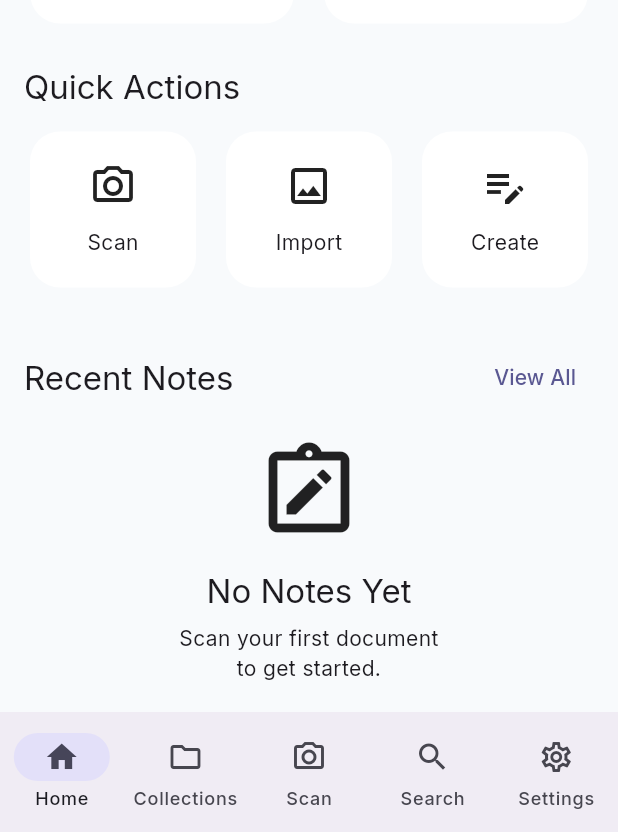
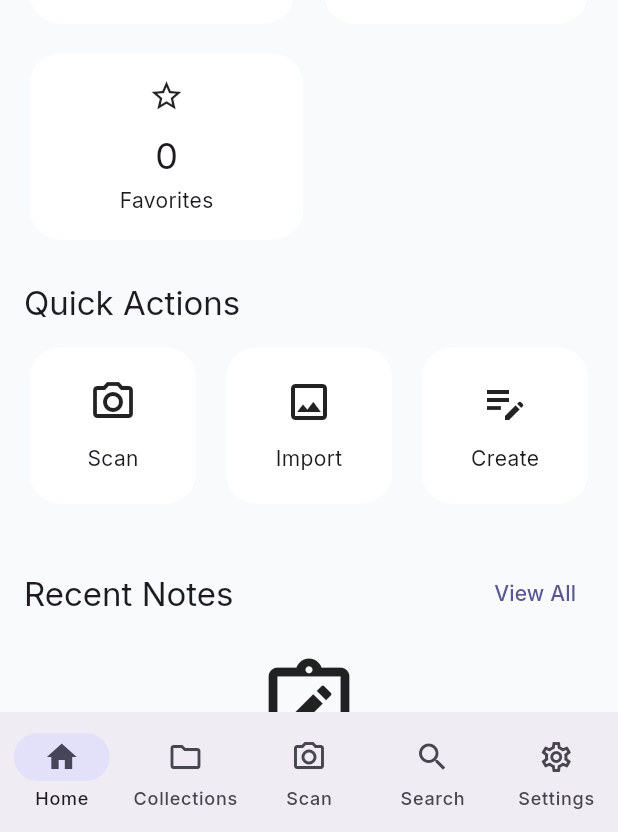
Before and after one commit to harshyadavDeveloper/snapnotes, a Flutter app: the screen it shows after launch, on a phone screen of 412 x 824 dp, the part 404-1236 px from its top. Run offline on Flutter 3.47's test engine with Material 3 defaults, Android fonts, the light colour scheme and no system bars; our stand-ins replace camera, get_it, google_fonts, isar_community; missing offline and left inert: google_mlkit_text_recognition; accounts and stored records are empty; generated files the repository leaves out were written again.

Commit message:
feat: integrate favorites into dashboard and quick actions

```diff
--- a/lib/core/di/service_locator.dart
+++ b/lib/core/di/service_locator.dart
@@ -10,6 +10,7 @@ import 'package:snapnotes/domain/usecases/notes/delete_note_usecase.dart';
 import 'package:snapnotes/domain/usecases/notes/get_note_by_id_usecase.dart';
 import 'package:snapnotes/domain/usecases/notes/get_notes_by_collection_usecase.dart';
 import 'package:snapnotes/domain/usecases/notes/get_notes_usecase.dart';
+import 'package:snapnotes/domain/usecases/notes/toggle_favorite_usecase.dart';
 import 'package:snapnotes/domain/usecases/notes/update_note_usecase.dart';
 import 'package:snapnotes/domain/usecases/search/search_notes_usecase.dart';
 
@@ -63,4 +64,6 @@ Future<void> setupDependencies() async {
   getIt.registerLazySingleton(() => UpdateNoteUseCase(getIt()));
 
   getIt.registerLazySingleton(() => GetNoteByIdUseCase(getIt()));
+
+  getIt.registerLazySingleton(() => ToggleFavoriteUseCase(getIt()));
 }
--- /dev/null
+++ b/lib/domain/usecases/notes/toggle_favorite_usecase.dart
@@ -0,0 +1,16 @@
+import '../../../data/models/note_model.dart';
+import '../../repositories/note_repository.dart';
+
+class ToggleFavoriteUseCase {
+  final NoteRepository _repository;
+
+  ToggleFavoriteUseCase(this._repository);
+
+  Future<void> call(NoteModel note) async {
+    note.isFavorite = !note.isFavorite;
+
+    note.updatedAt = DateTime.now();
+
+    await _repository.updateNote(note);
+  }
+}
--- a/lib/features/home/screens/home_screen.dart
+++ b/lib/features/home/screens/home_screen.dart
@@ -56,19 +56,39 @@ class _HomeScreenState extends State<HomeScreen> {
                   /// Stats Section
                   Row(
                     children: [
-                      AppStatCard(
+                      Expanded(
+                        child: AppStatCard(
                           title: 'Notes',
                           value: provider.totalNotes.toString(),
                           icon: Icons.note_alt_outlined,
                         ),
+                      ),
 
-                      SizedBox(width: 12),
+                      const SizedBox(width: 12),
 
-                      AppStatCard(
+                      Expanded(
+                        child: AppStatCard(
                           title: 'Collections',
                           value: provider.totalCollections.toString(),
                           icon: Icons.folder_outlined,
                         ),
+                      ),
+                    ],
+                  ),
+
+                  const SizedBox(height: 12),
+
+                  Row(
+                    children: [
+                      Expanded(
+                        child: AppStatCard(
+                          title: 'Favorites',
+                          value: provider.totalFavorites.toString(),
+                          icon: Icons.star_outline,
+                        ),
+                      ),
+
+                      const Spacer(),
                     ],
                   ),
 
@@ -153,10 +173,19 @@ class _HomeScreenState extends State<HomeScreen> {
                               );
                             },
 
-                            title: Text(
+                            title: Row(
+                              children: [
+                                Expanded(
+                                  child: Text(
                                     note.title,
                                     maxLines: 1,
                                     overflow: TextOverflow.ellipsis,
+                                  ),
+                                ),
+
+                                if (note.isFavorite)
+                                  const Icon(Icons.star, size: 18),
+                              ],
                             ),
 
                             subtitle: Text(
--- a/lib/main.dart
+++ b/lib/main.dart
@@ -52,6 +52,7 @@ class SnapNotesApp extends StatelessWidget {
             dashboardNotifier,
             getIt(),
             getIt(),
+            getIt(),
           ),
         ),
 
--- a/lib/providers/dashboard_notifier.dart
+++ b/lib/providers/dashboard_notifier.dart
@@ -24,6 +24,8 @@ class DashboardNotifier extends BaseNotifier {
 
   List<NoteModel> recentNotes = [];
 
+  int totalFavorites = 0;
+
   Future<void> loadDashboard() async {
     await execute(() async {
       totalNotes = await _getTotalNotesUseCase();
@@ -32,6 +34,8 @@ class DashboardNotifier extends BaseNotifier {
 
       recentNotes = await _getRecentNotesUseCase();
 
+      totalFavorites = recentNotes.where((note) => note.isFavorite).length;
+
       notifyListeners();
     });
   }
--- a/lib/providers/note_notifier.dart
+++ b/lib/providers/note_notifier.dart
@@ -1,5 +1,6 @@
 import 'package:snapnotes/core/state/base_notifier.dart';
 import 'package:snapnotes/domain/usecases/notes/get_note_by_id_usecase.dart';
+import 'package:snapnotes/domain/usecases/notes/toggle_favorite_usecase.dart';
 import 'package:snapnotes/domain/usecases/notes/update_note_usecase.dart';
 import 'package:snapnotes/providers/dashboard_notifier.dart';
 
@@ -17,6 +18,7 @@ class NoteNotifier extends BaseNotifier {
   final DashboardNotifier _dashboardNotifier;
   final UpdateNoteUseCase _updateNoteUseCase;
   final GetNoteByIdUseCase _getNoteByIdUseCase;
+  final ToggleFavoriteUseCase _toggleFavoriteUseCase;
 
   NoteNotifier(
     this._getNotesUseCase,
@@ -26,11 +28,15 @@ class NoteNotifier extends BaseNotifier {
     this._dashboardNotifier,
     this._updateNoteUseCase,
     this._getNoteByIdUseCase,
+    this._toggleFavoriteUseCase,
   );
 
   List<NoteModel> notes = [];
 
   int? selectedCollectionId;
+
+  List<NoteModel> get favoriteNotes =>
+    notes.where((note) => note.isFavorite).toList();
 
   Future<void> loadNotes() async {
     await execute(() async {
@@ -106,6 +112,21 @@ class NoteNotifier extends BaseNotifier {
     }
   }
 
+  Future<void> toggleFavorite(
+  NoteModel note,
+) async {
+  await execute(() async {
+    await _toggleFavoriteUseCase(
+      note,
+    );
+
+    await _dashboardNotifier
+        .loadDashboard();
+
+    await loadNotes();
+  });
+}
+
   void clearNotes() {
     notes.clear();
     selectedCollectionId = null;
--- a/lib/widgets/app_stat_card.dart
+++ b/lib/widgets/app_stat_card.dart
@@ -14,8 +14,7 @@ class AppStatCard extends StatelessWidget {
 
   @override
   Widget build(BuildContext context) {
-    return Expanded(
-      child: Card(
+    return Card(
       child: Padding(
         padding: const EdgeInsets.all(16),
         child: Column(
@@ -32,7 +31,6 @@ class AppStatCard extends StatelessWidget {
           ],
         ),
       ),
-      ),
     );
   }
 }
```
Also changed, not shown: lib/features/favorites/screens/favorites_screen.dart (added, +151 -0 lines), lib/features/notes/screens/note_detail_screen.dart (+9 -0 lines), lib/features/notes/screens/notes_screen.dart (+8 -0 lines). Lines whose indentation alone changed are shown as unchanged.
